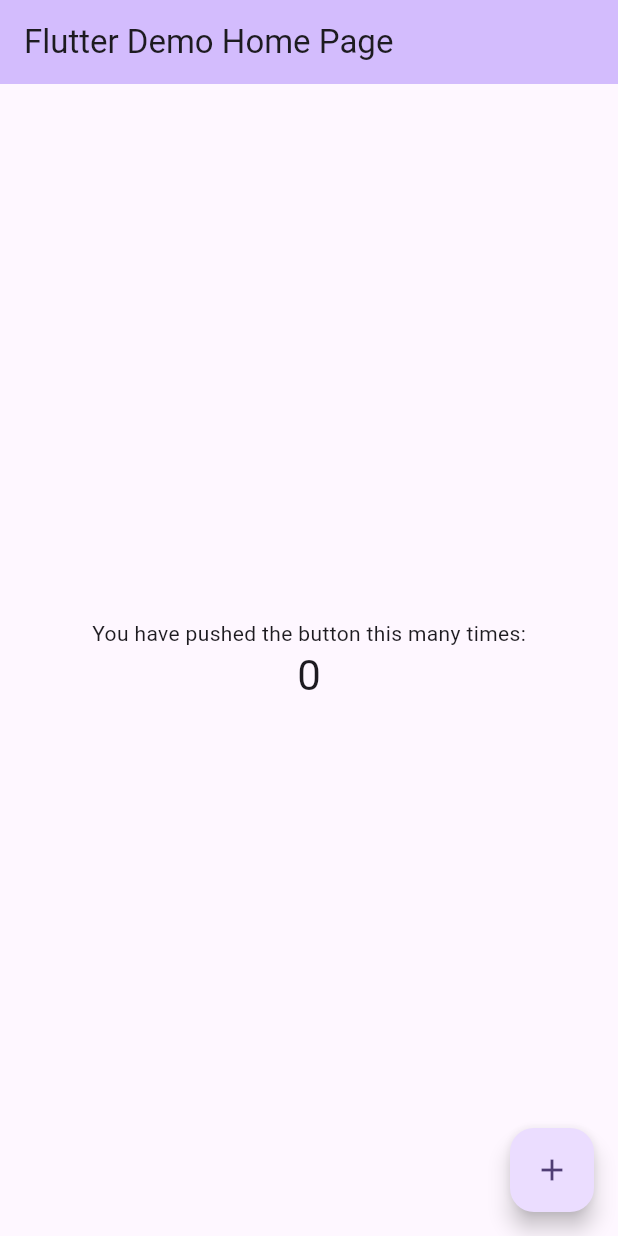
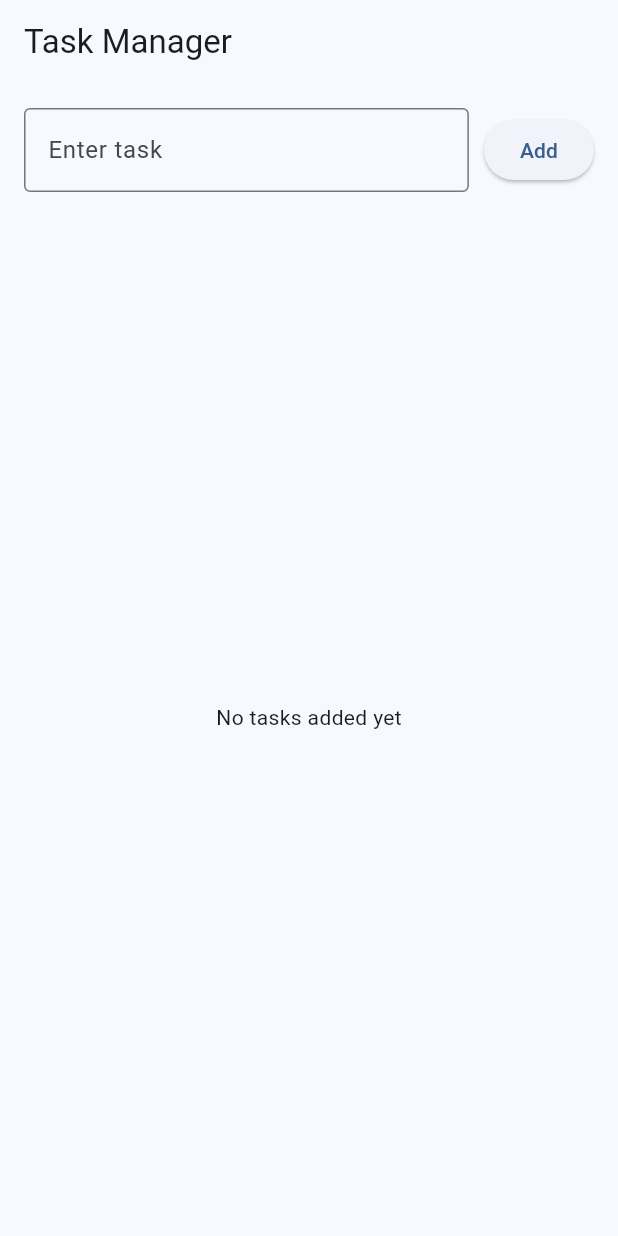
Before and after one commit to ComputerScience1024/CW_3, a Flutter app: the screen it shows after launch, on a phone screen of 412 x 824 dp. Run offline on Flutter 3.47's test engine with Material 3 defaults, Android fonts, the phone set to English and light mode, and no system bars.

Commit message:
Added app functionality for task management

```diff
--- a/crud_app/lib/main.dart
+++ b/crud_app/lib/main.dart
@@ -1,125 +1,129 @@
 import 'package:flutter/material.dart';
 
 void main() {
-  runApp(const MyApp());
+  runApp(const TaskManagerApp());
 }
 
-class MyApp extends StatelessWidget {
-  const MyApp({super.key});
+class TaskManagerApp extends StatelessWidget {
+  const TaskManagerApp({super.key});
 
-  // This widget is the root of your application.
   @override
   Widget build(BuildContext context) {
     return MaterialApp(
-      title: 'Flutter Demo',
+      title: 'Task Manager',
       theme: ThemeData(
-        // This is the theme of your application.
-        //
-        // TRY THIS: Try running your application with "flutter run". You'll see
-        // the application has a purple toolbar. Then, without quitting the app,
-        // try changing the seedColor in the colorScheme below to Colors.green
-        // and then invoke "hot reload" (save your changes or press the "hot
-        // reload" button in a Flutter-supported IDE, or press "r" if you used
-        // the command line to start the app).
-        //
-        // Notice that the counter didn't reset back to zero; the application
-        // state is not lost during the reload. To reset the state, use hot
-        // restart instead.
-        //
-        // This works for code too, not just values: Most code changes can be
-        // tested with just a hot reload.
-        colorScheme: ColorScheme.fromSeed(seedColor: Colors.deepPurple),
+        colorScheme: ColorScheme.fromSeed(seedColor: Colors.blue),
         useMaterial3: true,
       ),
-      home: const MyHomePage(title: 'Flutter Demo Home Page'),
+      home: const TaskManagerScreen(),
     );
   }
 }
 
-class MyHomePage extends StatefulWidget {
-  const MyHomePage({super.key, required this.title});
+class Task {
+  String name;
+  bool isCompleted;
 
-  // This widget is the home page of your application. It is stateful, meaning
-  // that it has a State object (defined below) that contains fields that affect
-  // how it looks.
+  Task({required this.name, this.isCompleted = false});
+}
 
-  // This class is the configuration for the state. It holds the values (in this
-  // case the title) provided by the parent (in this case the App widget) and
-  // used by the build method of the State. Fields in a Widget subclass are
-  // always marked "final".
-
-  final String title;
+class TaskManagerScreen extends StatefulWidget {
+  const TaskManagerScreen({super.key});
 
   @override
-  State<MyHomePage> createState() => _MyHomePageState();
+  State<TaskManagerScreen> createState() => _TaskManagerScreenState();
 }
 
-class _MyHomePageState extends State<MyHomePage> {
-  int _counter = 0;
+class _TaskManagerScreenState extends State<TaskManagerScreen> {
+  final TextEditingController _taskController = TextEditingController();
+  final List<Task> _tasks = [];
 
-  void _incrementCounter() {
+  void _addTask() {
+    String taskName = _taskController.text.trim();
+    if (taskName.isNotEmpty) {
+      setState(() {
+        _tasks.add(Task(name: taskName));
+        _taskController.clear();
+      });
+    }
+  }
+
+  void _toggleTaskCompletion(int index) {
     setState(() {
-      // This call to setState tells the Flutter framework that something has
-      // changed in this State, which causes it to rerun the build method below
-      // so that the display can reflect the updated values. If we changed
-      // _counter without calling setState(), then the build method would not be
-      // called again, and so nothing would appear to happen.
-      _counter++;
+      _tasks[index].isCompleted = !_tasks[index].isCompleted;
+    });
+  }
+
+  void _deleteTask(int index) {
+    setState(() {
+      _tasks.removeAt(index);
     });
   }
 
   @override
   Widget build(BuildContext context) {
-    // This method is rerun every time setState is called, for instance as done
-    // by the _incrementCounter method above.
-    //
-    // The Flutter framework has been optimized to make rerunning build methods
-    // fast, so that you can just rebuild anything that needs updating rather
-    // than having to individually change instances of widgets.
     return Scaffold(
       appBar: AppBar(
-        // TRY THIS: Try changing the color here to a specific color (to
-        // Colors.amber, perhaps?) and trigger a hot reload to see the AppBar
-        // change color while the other colors stay the same.
-        backgroundColor: Theme.of(context).colorScheme.inversePrimary,
-        // Here we take the value from the MyHomePage object that was created by
-        // the App.build method, and use it to set our appbar title.
-        title: Text(widget.title),
+        title: const Text('Task Manager'),
       ),
-      body: Center(
-        // Center is a layout widget. It takes a single child and positions it
-        // in the middle of the parent.
+      body: Padding(
+        padding: const EdgeInsets.all(16.0),
         child: Column(
-          // Column is also a layout widget. It takes a list of children and
-          // arranges them vertically. By default, it sizes itself to fit its
-          // children horizontally, and tries to be as tall as its parent.
-          //
-          // Column has various properties to control how it sizes itself and
-          // how it positions its children. Here we use mainAxisAlignment to
-          // center the children vertically; the main axis here is the vertical
-          // axis because Columns are vertical (the cross axis would be
-          // horizontal).
-          //
-          // TRY THIS: Invoke "debug painting" (choose the "Toggle Debug Paint"
-          // action in the IDE, or press "p" in the console), to see the
-          // wireframe for each widget.
-          mainAxisAlignment: MainAxisAlignment.center,
-          children: <Widget>[
-            const Text(
-              'You have pushed the button this many times:',
+          children: [
+            Row(
+              children: [
+                Expanded(
+                  child: TextField(
+                    controller: _taskController,
+                    decoration: const InputDecoration(
+                      labelText: 'Enter task',
+                      border: OutlineInputBorder(),
+                    ),
+                  ),
+                ),
+                const SizedBox(width: 10),
+                ElevatedButton(
+                  onPressed: _addTask,
+                  child: const Text('Add'),
+                ),
+              ],
             ),
-            Text(
-              '$_counter',
-              style: Theme.of(context).textTheme.headlineMedium,
+            const SizedBox(height: 20),
+            Expanded(
+              child: _tasks.isEmpty
+                  ? const Center(child: Text('No tasks added yet'))
+                  : ListView.builder(
+                      itemCount: _tasks.length,
+                      itemBuilder: (context, index) {
+                        final task = _tasks[index];
+                        return Card(
+                          child: ListTile(
+                            leading: Checkbox(
+                              value: task.isCompleted,
+                              onChanged: (value) {
+                                _toggleTaskCompletion(index);
+                              },
+                            ),
+                            title: Text(
+                              task.name,
+                              style: TextStyle(
+                                decoration: task.isCompleted
+                                    ? TextDecoration.lineThrough
+                                    : TextDecoration.none,
+                              ),
+                            ),
+                            trailing: IconButton(
+                              icon: const Icon(Icons.delete, color: Colors.red),
+                              onPressed: () => _deleteTask(index),
+                            ),
+                          ),
+                        );
+                      },
+                    ),
             ),
           ],
         ),
       ),
-      floatingActionButton: FloatingActionButton(
-        onPressed: _incrementCounter,
-        tooltip: 'Increment',
-        child: const Icon(Icons.add),
-      ), // This trailing comma makes auto-formatting nicer for build methods.
     );
   }
 }
```
